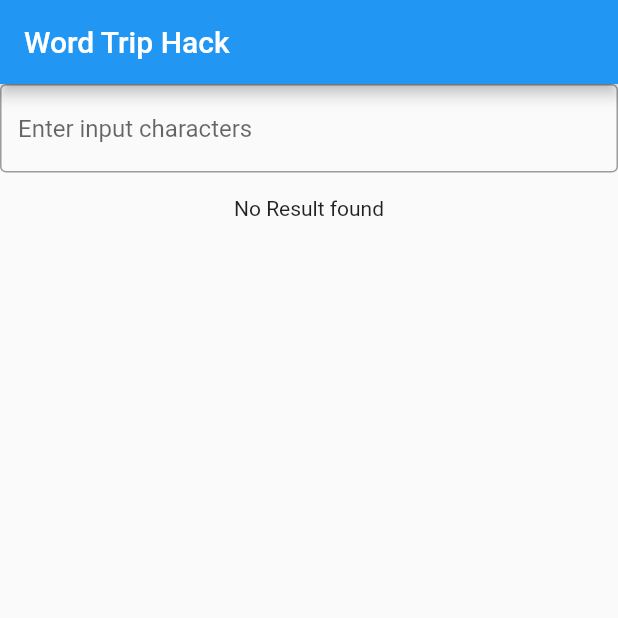
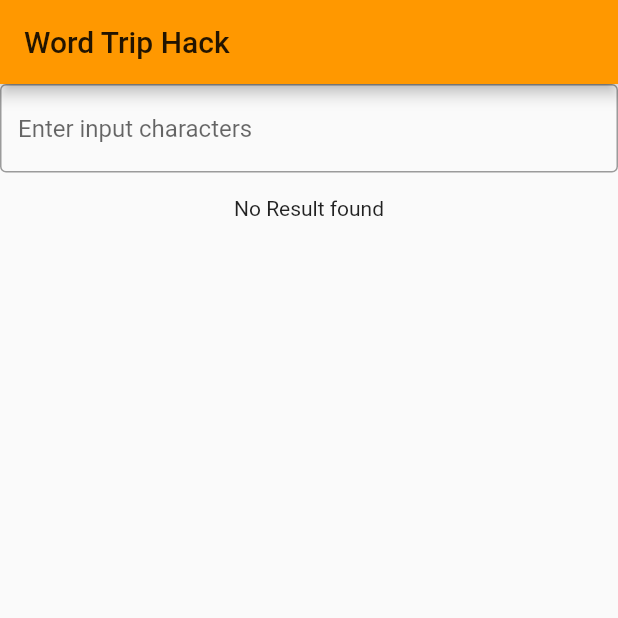
Before and after one commit to samuraitruong/word-trip-hack-flutter-app, a Flutter app: the screen it shows after launch, on a phone screen of 412 x 824 dp, the top half of it. Run offline on Flutter 3.47's test engine with Material 2 defaults, Android fonts, the phone set to English and light mode, and no system bars; our stand-ins replace localstorage.

Commit message:
feat: more cleanup

```diff
--- a/lib/main.dart
+++ b/lib/main.dart
@@ -3,10 +3,10 @@ import 'word_gen.dart';
 import 'validate.dart';
 
 void main() {
-  runApp(MyApp());
+  runApp(WordTripHackApp());
 }
 
-class MyApp extends StatelessWidget {
+class WordTripHackApp extends StatelessWidget {
   // This widget is the root of your application.
   @override
   Widget build(BuildContext context) {
@@ -22,15 +22,15 @@ class MyApp extends StatelessWidget {
         // or simply save your changes to "hot reload" in a Flutter IDE).
         // Notice that the counter didn't reset back to zero; the application
         // is not restarted.
-        primarySwatch: Colors.blue,
+        primarySwatch: Colors.orange,
       ),
-      home: MyHomePage(title: 'Word Trip Hack'),
+      home: WordTripHackHome(title: 'Word Trip Hack'),
     );
   }
 }
 
-class MyHomePage extends StatefulWidget {
-  MyHomePage({Key? key, required this.title}) : super(key: key);
+class WordTripHackHome extends StatefulWidget {
+  WordTripHackHome({Key? key, required this.title}) : super(key: key);
 
   // This widget is the home page of your application. It is stateful, meaning
   // that it has a State object (defined below) that contains fields that affect
@@ -44,34 +44,41 @@ class MyHomePage extends StatefulWidget {
   final String title;
 
   @override
-  _MyHomePageState createState() => _MyHomePageState();
+  _WordTripHackHomeState createState() => _WordTripHackHomeState();
 }
 
-class _MyHomePageState extends State<MyHomePage> {
+class _WordTripHackHomeState extends State<WordTripHackHome> {
   // Future<List<String>> _listWords;
   List<String> _listWords = [];
   int _letterCount = 0;
+  int _fetching = 0;
   final myController = TextEditingController();
 
-  void _set3Letters() async {
-    var list = await filterValidWords(gen3(myController.text));
+  void _fetchWords(int len) async {
+
+    setState(() {
+      _listWords = [];
+      _fetching = 1;
+    });
+    List<String> words = [];
+    switch(len) {
+      case 3:
+        words = gen3(myController.text);
+        break;
+      case 4:
+        words = gen4(myController.text);
+        break;
+      case 5:
+        words = gen5(myController.text);
+        break;
+      case 6:
+        words = gen6(myController.text);
+        break;
+    }
+    var list = await filterValidWords(words);
     setState(() {
       _listWords = list;
-    });
-  }
-
-  void _set4Letters() async {
-    var list = await filterValidWords(gen4(myController.text));
-    setState(() {
-      _listWords = list;
-    });
-  }
-
-
-  void _set5Letters() async {
-    var list = await filterValidWords(gen5(myController.text));
-    setState(() {
-      _listWords = list;
+      _fetching = -1;
     });
   }
 
@@ -88,8 +95,10 @@ class _MyHomePageState extends State<MyHomePage> {
             TextField(
               controller: myController,
               onChanged: (text) {
+                // myController.text = myController.text.toUpperCase();
                 setState(() {
                   _letterCount = text.length;
+                  _listWords = [];
                 });
               },
               decoration: InputDecoration(
@@ -115,22 +124,43 @@ class _MyHomePageState extends State<MyHomePage> {
             //       return new Text(data[Index]);
             //     });
             //   })
-            Opacity(
-                opacity: _listWords.length> 0 ? 0:1,
+            Visibility(
+                visible: _listWords.length == 0 && _fetching == 0,
                 child: Padding(
                     padding: EdgeInsets.all(16.0),
                     child: Text('No Result found')
                 )
             ),
+            Visibility(
+                visible: _fetching > 0,
+                child: Padding(
+                    padding: EdgeInsets.all(16.0),
+                    child: CircularProgressIndicator()
+                )
+            ),
+
             new Expanded(
                 child: Padding(
                       padding: EdgeInsets.all(16.0),
-                      child: new ListView.builder
+                      child: new GridView.builder
                       (
                         itemCount: _listWords.length,
-                        itemBuilder: (BuildContext ctxt, int Index) {
-                          return new Text(_listWords[Index].toUpperCase(), style: TextStyle(fontSize: 30),);
+                        gridDelegate: SliverGridDelegateWithFixedCrossAxisCount(
+                          crossAxisCount: MediaQuery.of(context).orientation ==
+                          Orientation.landscape ? 3: 2,
+                          crossAxisSpacing: 8,
+                          mainAxisSpacing: 8,
+                          childAspectRatio: (4 / 1),
+                          ),
+                        itemBuilder: (context, index,) {
+                          return GestureDetector(
+                          onTap:() {},
+                            child: new Text(_listWords[index].toUpperCase(), style: TextStyle(fontSize: 30),)
+                          );
                         }
+                        // itemBuilder: (BuildContext ctxt, int Index) {
+                        //   return new Text(_listWords[Index].toUpperCase(), style: TextStyle(fontSize: 30),);
+                        // }
                     )
                 )
             ),
@@ -139,67 +169,65 @@ class _MyHomePageState extends State<MyHomePage> {
       ),
       floatingActionButton: Stack(
         children: <Widget>[
-          Opacity(
-            opacity: _letterCount >=3 ? 1: 0,
+          Visibility(
+            visible: _letterCount >=3,
             child: Padding(
               padding: EdgeInsets.only(right: 180),
               child: Align(
                   alignment: Alignment.bottomRight,
                   child: FloatingActionButton(
-                    heroTag: "btn1",
-                    // backgroundColor: Color(0XFF0D325E),
-                    backgroundColor: Colors.red,
+                    backgroundColor: Colors.amber,
+                    foregroundColor: Colors.black87,
                     // child: Icon(Icons.refresh),
                     child: Text('3'),
-                    onPressed: _set3Letters
+                    onPressed: () => _fetchWords(3)
               ))),
           ),
-          Opacity(
-            opacity: _letterCount >= 4 ? 1: 0,
+          Visibility(
+              visible: _letterCount >=4,
             child: Padding(
                 padding: EdgeInsets.only(right: 120),
                 child:  Align(
               alignment: Alignment.bottomRight,
               child: FloatingActionButton(
-                  heroTag: "btn2",
-                  backgroundColor: Color(0XFF0D325E),
+                  backgroundColor: Colors.amber,
+                  foregroundColor: Colors.black87,
 
                   // child: Icon(Icons.refresh),('
                   child: Text("4"),
-                  onPressed: _set4Letters
+                  onPressed: () => _fetchWords(4)
               )
             )
           )),
-          Opacity(
-              opacity: _letterCount >= 5 ? 1: 0,
+          Visibility(
+              visible: _letterCount >=5,
               child: Padding(
                   padding: EdgeInsets.only(right: 60),
                   child: Align(
                   alignment: Alignment.bottomRight,
                   child: FloatingActionButton(
-                      heroTag: "btn2",
-                      backgroundColor: Color(0XFF0D325E),
-
+                      backgroundColor: Colors.amber,
+                      foregroundColor: Colors.black87,
                       // child: Icon(Icons.refresh),('
                       child: Text("5"),
-                      onPressed: _set5Letters
+                      onPressed: () => _fetchWords(5)
                   )
               )
           )),
 
-          Opacity(
-              opacity: _letterCount >= 5 ? 1: 0,
+        Visibility(
+            visible: _letterCount >=6,
               child: Padding(
                   padding: EdgeInsets.only(right: 0),
                   child: Align(
                       alignment: Alignment.bottomRight,
                       child: FloatingActionButton(
-                          heroTag: "btn2",
-                          backgroundColor: Color(0XFF0D325E),
+                          backgroundColor: Colors.amber,
+                          foregroundColor: Colors.black87,
 
                           // child: Icon(Icons.refresh),('
                           child: Text("6"),
-                          onPressed: _set5Letters
+                          onPressed: () => _fetchWords(6)
                       )
                   )
               ))
```
Also changed, not shown: lib/validate.dart (+13 -7 lines), lib/word_gen.dart (+23 -0 lines), lib/help.dart (added), 1 other file.
